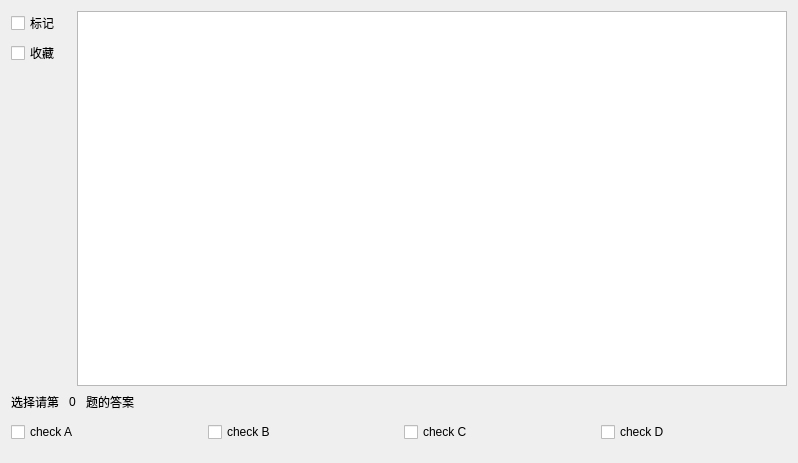
Qt form Client_part/ExmaPaperwindow.ui (MRcao1001/Ddecode-QT-TCP-customWidget-MVD-MVC-MVVM-) before a commit.
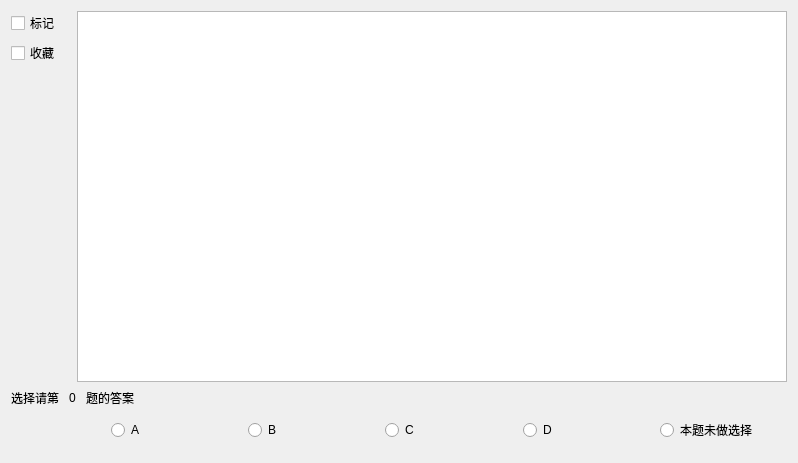
The same form after that commit.

Diff of the .ui file:
```diff
--- a/Client_part/ExmaPaperwindow.ui
+++ b/Client_part/ExmaPaperwindow.ui
@@ -128,31 +128,41 @@
      </item>
      <item>
       <layout class="QHBoxLayout" name="horizontalLayout_2">
+       <property name="leftMargin">
+        <number>100</number>
+       </property>
        <item>
-        <widget class="QCheckBox" name="checkBox">
+        <widget class="QRadioButton" name="checkedA">
          <property name="text">
-          <string>check A</string>
+          <string>A</string>
          </property>
         </widget>
        </item>
        <item>
-        <widget class="QCheckBox" name="checkBox_2">
+        <widget class="QRadioButton" name="checkedB">
          <property name="text">
-          <string>check B</string>
+          <string>B</string>
          </property>
         </widget>
        </item>
        <item>
-        <widget class="QCheckBox" name="checkBox_3">
+        <widget class="QRadioButton" name="checkedC">
          <property name="text">
-          <string>check C</string>
+          <string>C</string>
          </property>
         </widget>
        </item>
        <item>
-        <widget class="QCheckBox" name="checkBox_4">
+        <widget class="QRadioButton" name="checkedD">
          <property name="text">
-          <string>check D</string>
+          <string>D</string>
+         </property>
+        </widget>
+       </item>
+       <item>
+        <widget class="QRadioButton" name="checkedNA">
+         <property name="text">
+          <string>本题未做选择</string>
          </property>
         </widget>
        </item>
```
Left out of the diff: 2 changed lines with no effect on the pictures.
